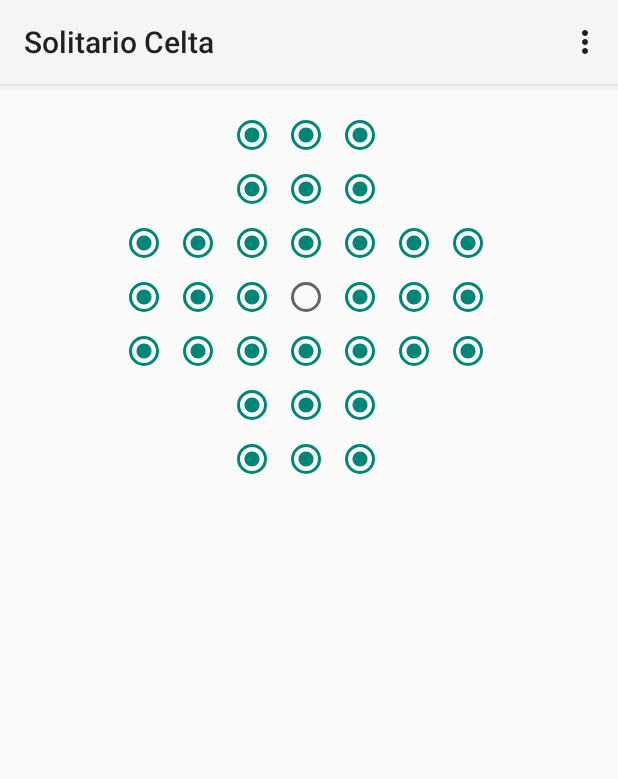
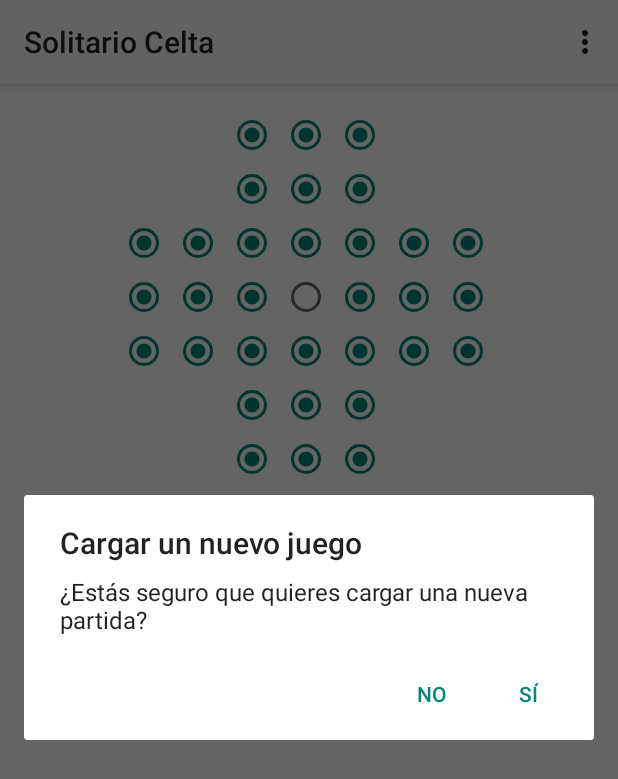
Before and after one commit to tomas-teston/FEM.miw.persistenciaDeDatos, an Android app: the screen it shows after launch (MainActivity), in the options menu, after a tap on "Guardar partida", on a phone screen of 412 x 824 dp. Shown: the top 779 px of the screen. Run offline under Robolectric (Android 15) with nearby library versions, the phone set to English and light mode, and no system bars; 1 statement that could not run was skipped.

Commit message:
Cargar partida con diálogo.

```diff
--- a/app/src/main/java/es/upm/miw/SolitarioCelta/Integration/GestorFicheros.java
+++ b/app/src/main/java/es/upm/miw/SolitarioCelta/Integration/GestorFicheros.java
@@ -5,6 +5,8 @@ import android.support.v7.app.AppCompatActivity;
 import android.util.Log;
 import android.widget.Toast;
 
+import java.io.BufferedReader;
+import java.io.FileNotFoundException;
 import java.io.FileOutputStream;
 
 import es.upm.miw.SolitarioCelta.MainActivity;
@@ -35,4 +37,24 @@ public class GestorFicheros {
             e.printStackTrace();
         }
     }
+
+    public String cargarJuego(Context context) {
+        BufferedReader buffer;
+        String partidaRecibida = "";
+
+        try {
+            buffer = new BufferedReader(
+                    new InputStreamReader(context.openFileInput(fileName)));
+
+            partidaRecibida = buffer.readLine();
+            Log.i(MainActivity.LOG_TAG, "Partida leida: " + partidaRecibida);
+
+            buffer.close();
+
+        } catch (Exception e) {
+            e.printStackTrace();
+        }
+
+        return partidaRecibida;
+    }
 }
--- a/app/src/main/java/es/upm/miw/SolitarioCelta/JuegoCelta.java
+++ b/app/src/main/java/es/upm/miw/SolitarioCelta/JuegoCelta.java
@@ -1,6 +1,8 @@
 package es.upm.miw.SolitarioCelta;
 
 import android.content.Context;
+import android.support.v4.app.DialogFragment;
+import android.support.v4.app.FragmentManager;
 import android.util.Log;
 import android.widget.Toast;
 
@@ -173,4 +175,8 @@ class JuegoCelta {
 	public void guardarPartida(Context context) {
 		GestorFicheros.getInstance().guardarJuego(this.serializaTablero(), context);
 	}
+
+	public String cargarPartida(Context context) {
+		return GestorFicheros.getInstance().cargarJuego(context);
+	}
 }
--- /dev/null
+++ b/app/src/main/java/es/upm/miw/SolitarioCelta/LoadDialogFragment.java
@@ -0,0 +1,59 @@
+package es.upm.miw.SolitarioCelta;
+
+import android.app.Activity;
+import android.app.AlertDialog;
+import android.app.Dialog;
+import android.content.DialogInterface;
+import android.os.Bundle;
+import android.support.v4.app.DialogFragment;
+
+public class LoadDialogFragment extends DialogFragment{
+
+    private DialogListener listener;
+
+    public interface DialogListener {
+        public void onDialogPositiveClick(DialogFragment dialog);
+
+        public void onDialogNegativeClick(DialogFragment dialog);
+    }
+
+    @Override
+    public void onAttach(Activity activity) {
+        super.onAttach(activity);
+        try {
+            listener = (DialogListener) activity;
+        } catch (ClassCastException e) {
+            throw new ClassCastException(activity.toString()
+                    + " must implement DialogListener");
+        }
+    }
+
+    @Override
+    public Dialog onCreateDialog(Bundle savedInstanceState) {
+
+        AlertDialog.Builder builder = new AlertDialog.Builder(getActivity());
+        builder.setTitle(getString(R.string.txtDialogoLoadTitulo))
+                .setMessage(getString(R.string.txtDialogoLoadPregunta))
+                .setPositiveButton(
+                        getString(R.string.txtDialogoLoadAfirmativo),
+                        new DialogInterface.OnClickListener() {
+                            @Override
+                            public void onClick(DialogInterface dialogInterface, int i) {
+                                listener.onDialogPositiveClick(LoadDialogFragment.this);
+                            }
+                        }
+                )
+                .setNegativeButton(
+                        getString(R.string.txtDialogoLoadNegativo),
+                        new DialogInterface.OnClickListener() {
+                            @Override
+                            public void onClick(DialogInterface dialogInterface, int i) {
+                                listener.onDialogNegativeClick(LoadDialogFragment.this);
+                            }
+                        }
+                );
+
+        return builder.create();
+    }
+
+}
--- a/app/src/main/java/es/upm/miw/SolitarioCelta/MainActivity.java
+++ b/app/src/main/java/es/upm/miw/SolitarioCelta/MainActivity.java
@@ -3,6 +3,7 @@ package es.upm.miw.SolitarioCelta;
 import android.content.Context;
 import android.content.Intent;
 import android.os.Bundle;
+import android.support.v4.app.DialogFragment;
 import android.support.v7.app.AppCompatActivity;
 import android.util.Log;
 import android.view.Menu;
@@ -13,11 +14,13 @@ import android.widget.Toast;
 
 import java.io.FileOutputStream;
 
-public class MainActivity extends AppCompatActivity {
+public class MainActivity extends AppCompatActivity implements
+        LoadDialogFragment.DialogListener {
 
 	JuegoCelta mJuego;
     private final String CLAVE_TABLERO = "TABLERO_SOLITARIO_CELTA";
     public static final String LOG_TAG = "MiW";
+    private String partidaRecibida = "";
 
 	private final int[][] ids = {
 		{       0,        0, R.id.p02, R.id.p03, R.id.p04,        0,        0},
@@ -35,6 +38,14 @@ public class MainActivity extends AppCompatActivity {
 
         mJuego = new JuegoCelta();
         mostrarTablero();
+    }
+
+    public String getPartidaRecibida() {
+        return partidaRecibida;
+    }
+
+    public void setPartidaRecibida(String partidaRecibida) {
+        this.partidaRecibida = partidaRecibida;
     }
 
     /**
@@ -97,8 +108,39 @@ public class MainActivity extends AppCompatActivity {
                 return true;
             case R.id.guardar:
                 this.mJuego.guardarPartida(getApplicationContext());
+            case R.id.cargar:
+                this.setPartidaRecibida(this.mJuego.cargarPartida(getApplicationContext()));
+                if (this.getPartidaRecibida() != null) {
+                    if (!this.getPartidaRecibida().equalsIgnoreCase(this.mJuego.serializaTablero())) {
+                        DialogFragment dialogFragment = new LoadDialogFragment();
+                        dialogFragment.show(getSupportFragmentManager(), "load");
+                    } else {
+                        this.cargarJuego(this.getPartidaRecibida());
+                    }
+
+                }
+                return true;
 
         }
         return super.onOptionsItemSelected(item);
     }
+
+    private void cargarJuego(String partida) {
+        this.mJuego.deserializaTablero(partida);
+        this.mostrarTablero();
+        Toast.makeText(getApplicationContext(), R.string.partidaCargada,
+                Toast.LENGTH_SHORT).show();
+    }
+
+    @Override
+    public void onDialogPositiveClick(DialogFragment dialog) {
+        this.cargarJuego(this.getPartidaRecibida());
+    }
+
+    @Override
+    public void onDialogNegativeClick(DialogFragment dialog) {
+        // User touched the dialog's negative button
+        Toast.makeText(getApplicationContext(), android.R.string.no,
+                Toast.LENGTH_SHORT).show();
+    }
 }
--- a/app/src/main/res/menu/opciones_menu.xml
+++ b/app/src/main/res/menu/opciones_menu.xml
@@ -7,6 +7,11 @@
         android:icon="@android:drawable/ic_menu_save"
         android:orderInCategory="100"
         android:title="@string/saveGame"/>
+    <item
+        android:id="@+id/cargar"
+        android:icon="@android:drawable/ic_menu_set_as"
+        android:orderInCategory="200"
+        android:title="@string/cargarGame"/>
     <item
         android:id="@+id/preferences"
         android:icon="@android:drawable/ic_menu_preferences"
--- a/app/src/main/res/values/strings.xml
+++ b/app/src/main/res/values/strings.xml
@@ -12,6 +12,8 @@
     <string name="secondCategoryPrefTitle">Ajustes del juego</string>
     <string name="preferencesText">Ajustes</string>
     <string name="saveGame">Guardar partida</string>
+    <string name="cargarGame">Cargar partida</string>
+    <string name="partidaCargada">Partida cargada</string>
 
     <!-- Diálogo Final -->
     <string name="txtDialogoFinalTitulo">Fin del juego</string>
@@ -19,4 +21,10 @@
     <string name="txtDialogoFinalAfirmativo">Sí</string>
     <string name="txtDialogoFinalNegativo">No</string>
 
+    <!-- Diálogo Load -->
+    <string name="txtDialogoLoadTitulo">Cargar un nuevo juego</string>
+    <string name="txtDialogoLoadPregunta">¿Estás seguro que quieres cargar una nueva partida?</string>
+    <string name="txtDialogoLoadAfirmativo">Sí</string>
+    <string name="txtDialogoLoadNegativo">No</string>
+
 </resources>
```
